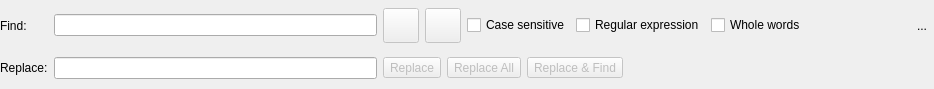
pgmodeler/pgmodeler, file libs/libgui/ui/widgets/findreplacewidget.ui: the form before one commit.
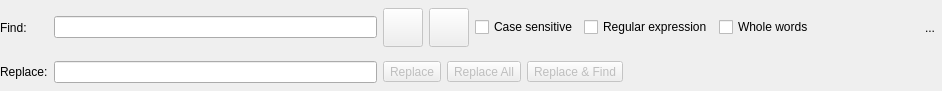
The form after the commit. Icons and pictures are not drawn.

Diff of the .ui file:
```diff
--- a/libs/libgui/ui/widgets/findreplacewidget.ui
+++ b/libs/libgui/ui/widgets/findreplacewidget.ui
@@ -6,8 +6,8 @@
    <rect>
     <x>0</x>
     <y>0</y>
-    <width>934</width>
-    <height>89</height>
+    <width>942</width>
+    <height>91</height>
    </rect>
   </property>
   <property name="sizePolicy">
@@ -82,8 +82,8 @@
        </property>
        <property name="iconSize">
         <size>
-         <width>28</width>
-         <height>28</height>
+         <width>32</width>
+         <height>32</height>
         </size>
        </property>
        <property name="shortcut">
@@ -122,8 +122,8 @@
        </property>
        <property name="iconSize">
         <size>
-         <width>28</width>
-         <height>28</height>
+         <width>32</width>
+         <height>32</height>
         </size>
        </property>
        <property name="shortcut">
```
